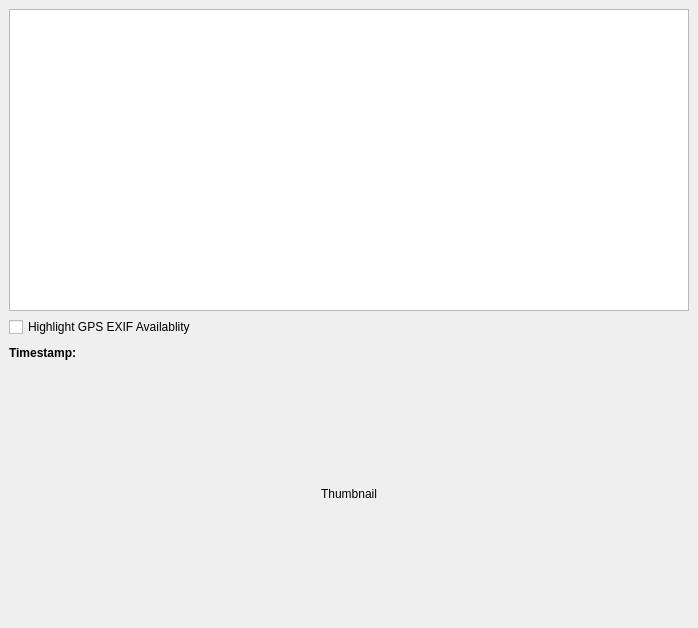
First picture: the form in easygeotagger/src/ui/egtmainwindowgui.ui, repository alexbruy/EasyGeoTagger, before the edit.
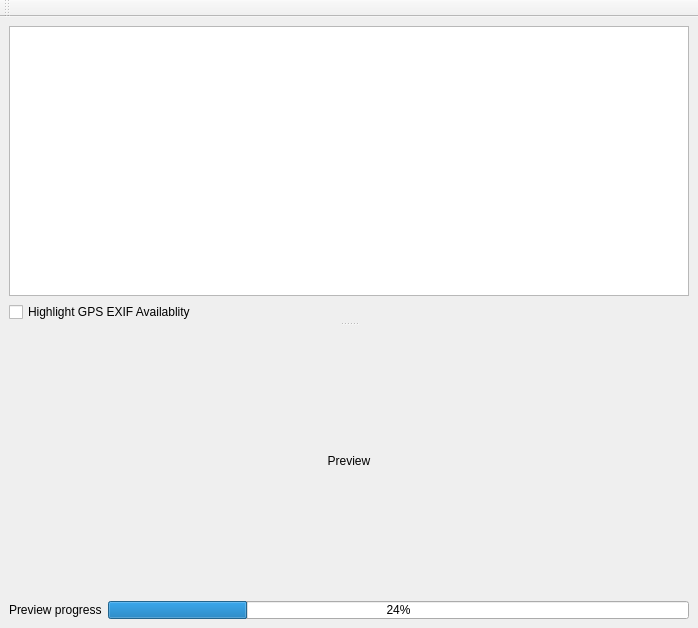
Second picture: the form after the edit.

Diff of the .ui file:
```diff
--- a/easygeotagger/src/ui/egtmainwindowgui.ui
+++ b/easygeotagger/src/ui/egtmainwindowgui.ui
@@ -13,19 +13,15 @@
    <string>EasyGeoTagger - Alpha Version revision 27 - Do Not Distribute - Biodiversity Informatics Facility - AMNH</string>
   </property>
   <widget class="QWidget" name="centralwidget" >
-   <layout class="QHBoxLayout" >
+   <layout class="QVBoxLayout" >
     <item>
-     <widget class="QSplitter" name="splitter_2" >
-      <property name="orientation" >
-       <enum>Qt::Horizontal</enum>
-      </property>
       <widget class="QSplitter" name="splitter" >
        <property name="orientation" >
-        <enum>Qt::Horizontal</enum>
+       <enum>Qt::Vertical</enum>
        </property>
        <widget class="QWidget" name="layoutWidget" >
-        <layout class="QGridLayout" >
-         <item row="0" column="0" colspan="3" >
+       <layout class="QVBoxLayout" >
+        <item>
           <widget class="QTreeView" name="tvFileBrowser" >
            <property name="sizePolicy" >
             <sizepolicy vsizetype="Expanding" hsizetype="MinimumExpanding" >
@@ -41,54 +37,19 @@
            </property>
           </widget>
          </item>
-         <item row="1" column="0" colspan="2" >
+        <item>
           <widget class="QCheckBox" name="chkbColorCodeFilenames" >
            <property name="text" >
             <string>Highlight GPS EXIF Availablity</string>
            </property>
           </widget>
          </item>
-         <item row="2" column="0" >
-          <widget class="QLabel" name="label" >
-           <property name="text" >
-            <string>&lt;html>&lt;head>&lt;meta name="qrichtext" content="1" />&lt;style type="text/css">
-p, li { white-space: pre-wrap; }
-&lt;/style>&lt;/head>&lt;body style=" font-family:'Sans Serif'; font-size:9pt; font-weight:400; font-style:normal;">
-&lt;p style=" margin-top:0px; margin-bottom:0px; margin-left:0px; margin-right:0px; -qt-block-indent:0; text-indent:0px;">&lt;span style=" font-weight:600; color:#000000;">Timestamp:&lt;/span>&lt;/p>&lt;/body>&lt;/html></string>
-           </property>
-          </widget>
-         </item>
-         <item row="2" column="1" >
-          <widget class="QLabel" name="labelTimestamp" >
-           <property name="minimumSize" >
-            <size>
-             <width>200</width>
-             <height>0</height>
-            </size>
-           </property>
-           <property name="text" >
-            <string/>
-           </property>
-          </widget>
-         </item>
-         <item row="2" column="2" >
-          <spacer>
-           <property name="orientation" >
-            <enum>Qt::Horizontal</enum>
-           </property>
-           <property name="sizeType" >
-            <enum>QSizePolicy::MinimumExpanding</enum>
-           </property>
-           <property name="sizeHint" >
-            <size>
-             <width>181</width>
-             <height>20</height>
-            </size>
-           </property>
-          </spacer>
-         </item>
-         <item row="3" column="0" colspan="3" >
-          <widget class="QLabel" name="labelThumbnail" >
+       </layout>
+      </widget>
+      <widget class="QWidget" name="layoutWidget" >
+       <layout class="QGridLayout" >
+        <item row="0" column="0" colspan="2" >
+         <widget class="QLabel" name="labelPreview" >
            <property name="sizePolicy" >
             <sizepolicy vsizetype="Preferred" hsizetype="MinimumExpanding" >
              <horstretch>0</horstretch>
@@ -105,7 +66,7 @@
             <enum>Qt::LeftToRight</enum>
            </property>
            <property name="text" >
-            <string>Thumbnail</string>
+           <string>Preview</string>
            </property>
            <property name="textFormat" >
             <enum>Qt::LogText</enum>
@@ -118,8 +79,27 @@
            </property>
           </widget>
          </item>
-        </layout>
-       </widget>
+        <item row="1" column="0" >
+         <widget class="QLabel" name="label_2" >
+          <property name="text" >
+           <string>Preview progress</string>
+          </property>
+         </widget>
+        </item>
+        <item row="1" column="1" >
+         <widget class="QProgressBar" name="pbarProgressBar" >
+          <property name="maximumSize" >
+           <size>
+            <width>16777215</width>
+            <height>18</height>
+           </size>
+          </property>
+          <property name="value" >
+           <number>24</number>
+          </property>
+         </widget>
+        </item>
+       </layout>
       </widget>
      </widget>
     </item>
@@ -135,6 +115,17 @@
     </rect>
    </property>
   </widget>
+  <widget class="QToolBar" name="toolBar" >
+   <property name="windowTitle" >
+    <string>toolBar</string>
+   </property>
+   <attribute name="toolBarArea" >
+    <enum>TopToolBarArea</enum>
+   </attribute>
+   <attribute name="toolBarBreak" >
+    <bool>false</bool>
+   </attribute>
+  </widget>
  </widget>
  <resources/>
  <connections/>
```
Lines whose indentation alone changed are shown as unchanged.
